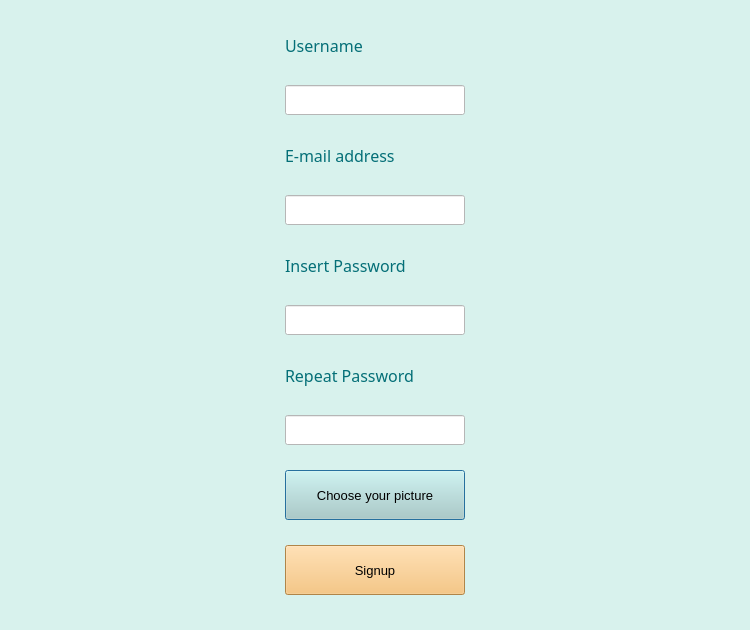
scottiexdev/concurrentTextEditor, file concurrentTextEditor/dialogsignup.ui: the form before one commit.
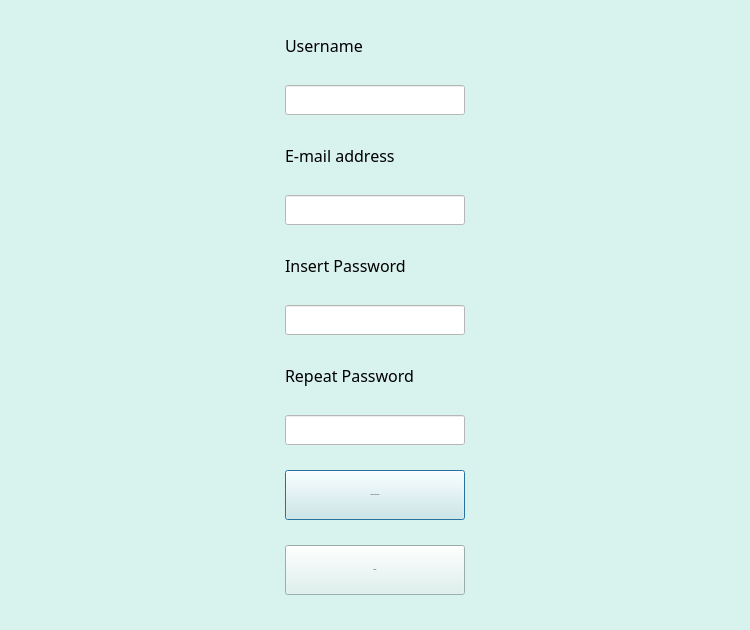
The form after the commit.

```diff
--- a/concurrentTextEditor/dialogsignup.ui
+++ b/concurrentTextEditor/dialogsignup.ui
@@ -468,7 +468,26 @@
    <string>Signup</string>
   </property>
   <property name="styleSheet">
-   <string notr="true">background-color: rgb(216, 242, 237);</string>
+   <string notr="true">QPushButton {
+    background-color: #81d4fa;
+    border: 1px;
+    font: 14px;
+    height: 100%;
+	width: 250px;
+	display: block;
+}
+
+QPushButton:hover {
+	background-color: #4ba3c7;
+}
+
+QLabel {
+	color: #4ba3c7;
+};
+
+background-color: rgb(221, 235, 248);
+
+</string>
   </property>
   <layout class="QHBoxLayout" name="horizontalLayout">
    <item>
@@ -509,7 +528,7 @@
         </font>
        </property>
        <property name="styleSheet">
-        <string notr="true">color: rgb(4, 111, 119);</string>
+        <string notr="true"/>
        </property>
        <property name="text">
         <string>Username</string>
@@ -557,7 +576,7 @@
         </font>
        </property>
        <property name="styleSheet">
-        <string notr="true">color: rgb(4, 111, 119);</string>
+        <string notr="true"/>
        </property>
        <property name="text">
         <string>E-mail address</string>
@@ -600,7 +619,7 @@
         </font>
        </property>
        <property name="styleSheet">
-        <string notr="true">color: rgb(4, 111, 119);</string>
+        <string notr="true"/>
        </property>
        <property name="text">
         <string>Insert Password</string>
@@ -652,7 +671,7 @@
         </font>
        </property>
        <property name="styleSheet">
-        <string notr="true">color: rgb(4, 111, 119);</string>
+        <string notr="true"/>
        </property>
        <property name="text">
         <string>Repeat Password</string>
@@ -700,11 +719,14 @@
        </property>
        <property name="font">
         <font>
-         <pointsize>10</pointsize>
+         <pointsize>-1</pointsize>
+         <weight>50</weight>
+         <italic>false</italic>
+         <bold>false</bold>
         </font>
        </property>
        <property name="styleSheet">
-        <string notr="true">background-color: rgb(178, 210, 200);</string>
+        <string notr="true"/>
        </property>
        <property name="text">
         <string>Choose your picture</string>
@@ -733,11 +755,14 @@
        </property>
        <property name="font">
         <font>
-         <pointsize>10</pointsize>
+         <pointsize>-1</pointsize>
+         <weight>50</weight>
+         <italic>false</italic>
+         <bold>false</bold>
         </font>
        </property>
        <property name="styleSheet">
-        <string notr="true">background-color: rgb(246, 186, 101);</string>
+        <string notr="true"/>
        </property>
        <property name="text">
         <string>Signup</string>
```
